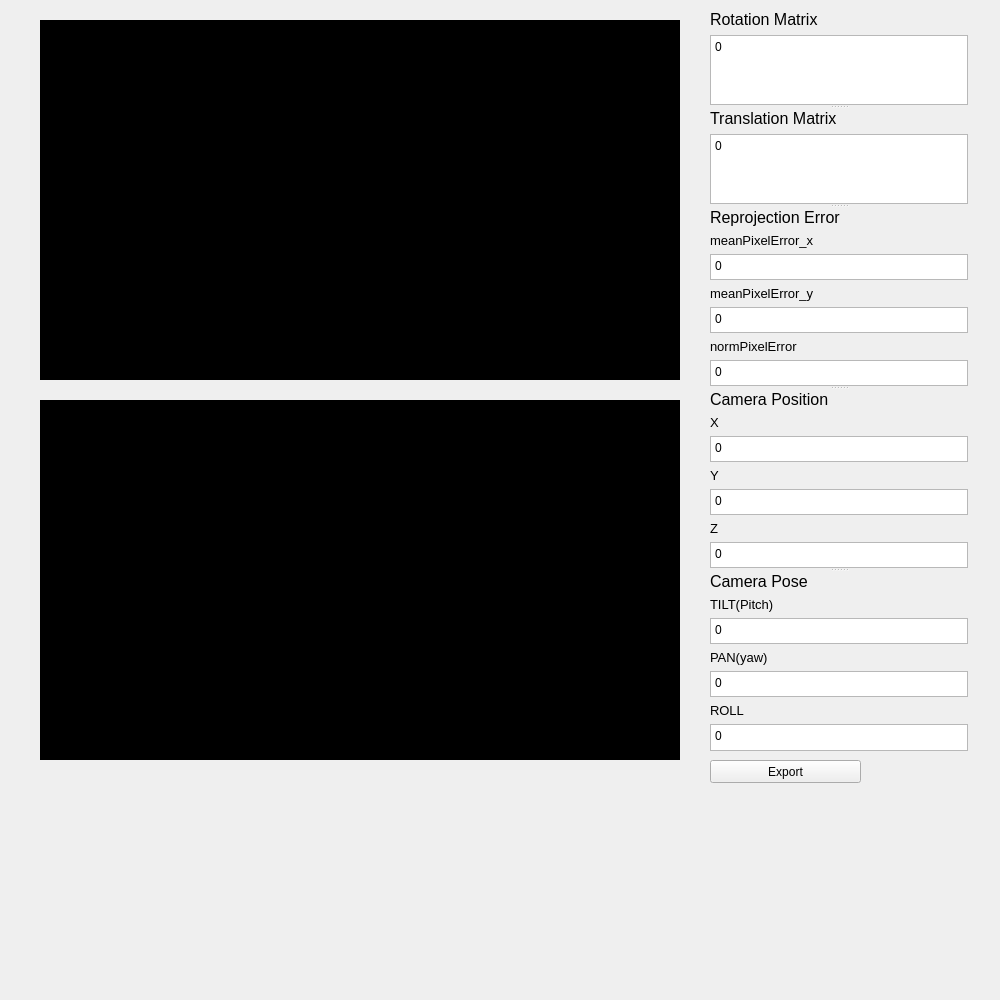
The window that cameraposeestimation.ui (owo458/TempProject) describes before a commit, drawn with Qt 5.
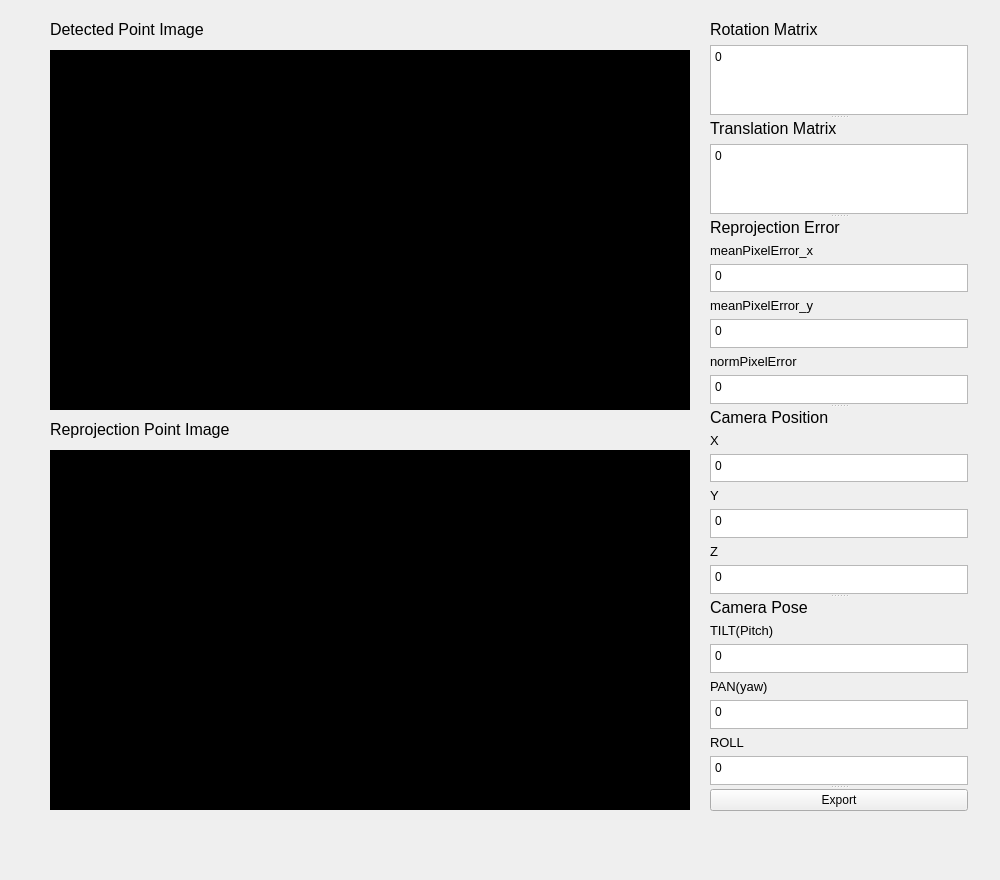
The same window after the commit.

```diff
--- a/cameraposeestimation.ui
+++ b/cameraposeestimation.ui
@@ -7,7 +7,7 @@
     <x>0</x>
     <y>0</y>
     <width>1000</width>
-    <height>1000</height>
+    <height>880</height>
    </rect>
   </property>
   <property name="windowTitle">
@@ -16,8 +16,8 @@
   <widget class="QLabel" name="ReProjectionImg">
    <property name="geometry">
     <rect>
-     <x>40</x>
-     <y>400</y>
+     <x>50</x>
+     <y>450</y>
      <width>640</width>
      <height>360</height>
     </rect>
@@ -32,8 +32,8 @@
   <widget class="QLabel" name="PointImg">
    <property name="geometry">
     <rect>
-     <x>40</x>
-     <y>20</y>
+     <x>50</x>
+     <y>50</y>
      <width>640</width>
      <height>360</height>
     </rect>
@@ -45,13 +45,39 @@
     <string/>
    </property>
   </widget>
+  <widget class="QLabel" name="label_14">
+   <property name="geometry">
+    <rect>
+     <x>50</x>
+     <y>20</y>
+     <width>256</width>
+     <height>19</height>
+    </rect>
+   </property>
+   <property name="text">
+    <string>&lt;html&gt;&lt;head/&gt;&lt;body&gt;&lt;p&gt;&lt;span style=&quot; font-size:12pt;&quot;&gt;Detected Point Image&lt;/span&gt;&lt;/p&gt;&lt;/body&gt;&lt;/html&gt;</string>
+   </property>
+  </widget>
+  <widget class="QLabel" name="label_15">
+   <property name="geometry">
+    <rect>
+     <x>50</x>
+     <y>420</y>
+     <width>256</width>
+     <height>19</height>
+    </rect>
+   </property>
+   <property name="text">
+    <string>&lt;html&gt;&lt;head/&gt;&lt;body&gt;&lt;p&gt;&lt;span style=&quot; font-size:12pt;&quot;&gt;Reprojection Point Image&lt;/span&gt;&lt;/p&gt;&lt;/body&gt;&lt;/html&gt;</string>
+   </property>
+  </widget>
   <widget class="QSplitter" name="splitter">
    <property name="geometry">
     <rect>
      <x>710</x>
-     <y>10</y>
+     <y>20</y>
      <width>258</width>
-     <height>741</height>
+     <height>791</height>
     </rect>
    </property>
    <property name="orientation">
@@ -296,19 +322,11 @@
      </item>
     </layout>
    </widget>
-  </widget>
-  <widget class="QPushButton" name="pushButton">
-   <property name="geometry">
-    <rect>
-     <x>710</x>
-     <y>760</y>
-     <width>151</width>
-     <height>23</height>
-    </rect>
-   </property>
-   <property name="text">
-    <string>Export</string>
-   </property>
+   <widget class="QPushButton" name="ExportButton">
+    <property name="text">
+     <string>Export</string>
+    </property>
+   </widget>
   </widget>
  </widget>
  <resources/>
```
